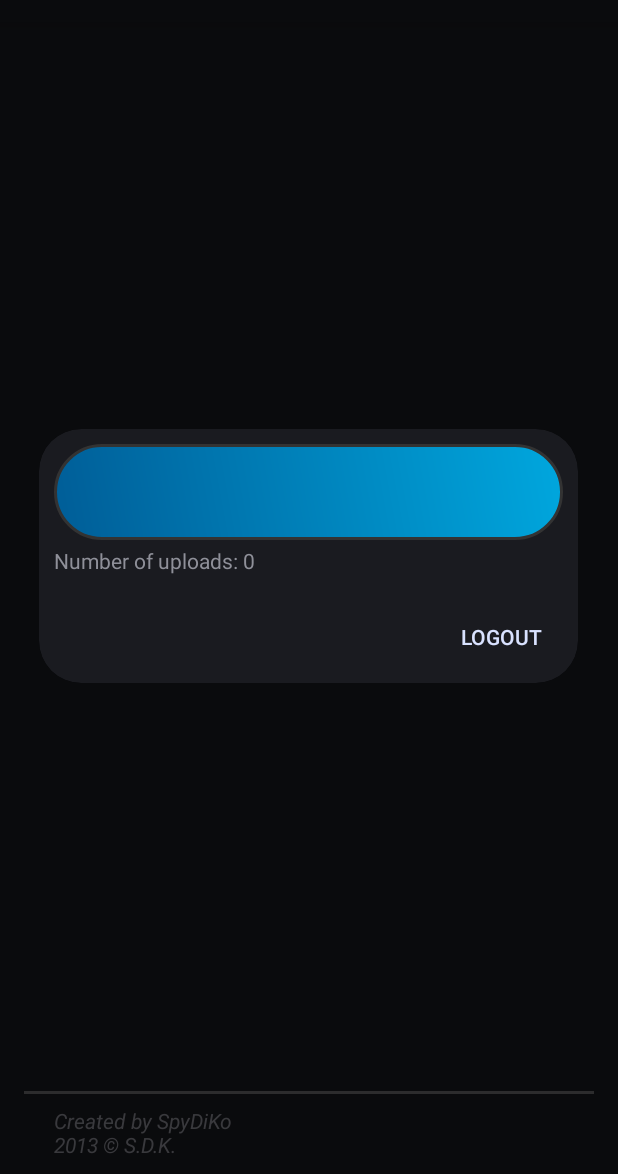
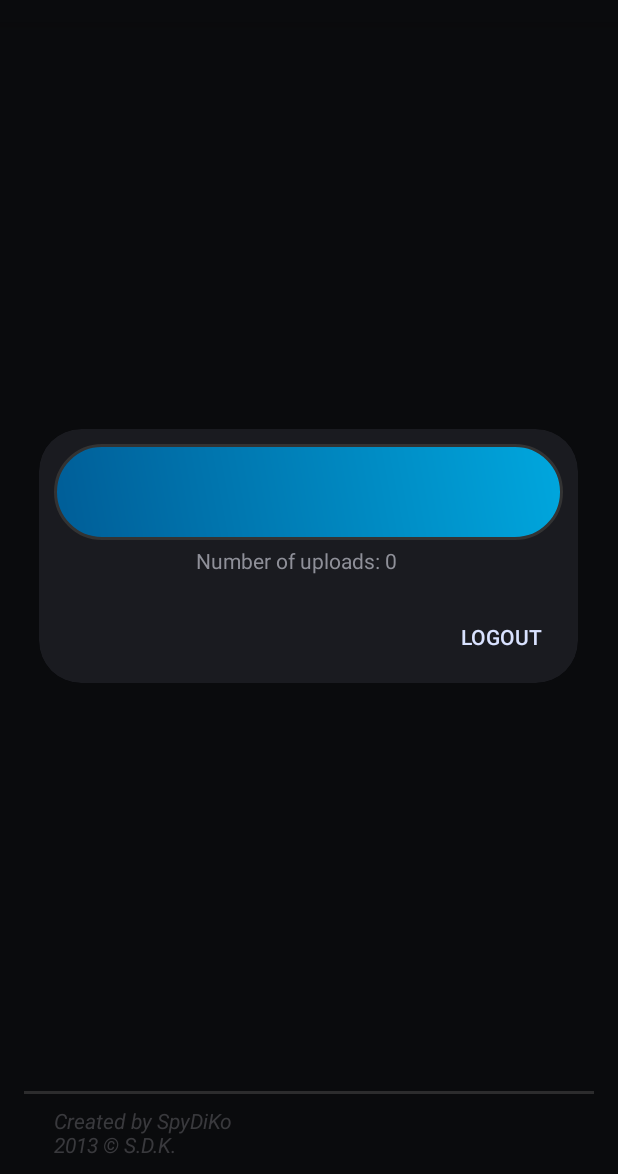
Before and after one commit to PuR3v1L/SocialWifiProject, an Android app: the MainActivity screen opened directly, with no data from a screen before it, after a tap on an icon or button, on a phone screen of 412 x 824 dp, the part 62-1236 px from its top. Run offline under Robolectric (Android 15) with nearby library versions, the phone set to English and light mode, and no system bars; libraries missing offline, so code that uses them is left out: com.bugsense.trace, uk.co.senab; plain views replace PullToRefreshLayout; 3 statements that could not run were skipped.

Commit message:
+ user info dialog layout tweaks

```diff
--- a/SocialWifi/src/main/java/com/spydiko/socialwifi/SocialWifi.java
+++ b/SocialWifi/src/main/java/com/spydiko/socialwifi/SocialWifi.java
@@ -55,7 +55,7 @@ public class SocialWifi extends Application implements SharedPreferences.OnShare
 	private float areaRadius;
 	private WifiManager wifiManager;
 	private ConnectivityManager connectivityManager;
-	private boolean boot;
+
 
 	public void onCreate() {
 		super.onCreate();
@@ -117,14 +117,14 @@ public class SocialWifi extends Application implements SharedPreferences.OnShare
 	public void loadPreferences() {
 		Log.d(TAG, "loadPreferences");
 		areaRadius = prefs.getFloat("areaRadius", 3);
-		boot = prefs.getBoolean("boot", false);
+
 		numOfUploads = prefs.getString("num_of_uploads", "0");
 	}
 
 	public void savePreferences() {
 		Log.d(TAG, "savePreferences");
 		editor.putFloat("areaRadius", areaRadius);
-		editor.putBoolean("boot", boot);
+
 		editor.putString("num_of_uploads", numOfUploads);
 		editor.commit();
 	}
@@ -522,12 +522,4 @@ public class SocialWifi extends Application implements SharedPreferences.OnShare
 		}
 	}
 
-	public boolean getBoot() {
-		return boot;
-	}
-
-	public void setBoot(boolean boot) {
-		this.boot = boot;
-	}
-
 }
--- a/SocialWifi/src/main/res/layout/user_info_dialog.xml
+++ b/SocialWifi/src/main/res/layout/user_info_dialog.xml
@@ -9,7 +9,7 @@
 
     <TextView
         android:id="@+id/dialog_username"
-        android:layout_width="match_parent"
+        android:layout_width="fill_parent"
         android:layout_height="64dp"
         android:textSize="27sp"
         android:gravity="center"
@@ -18,19 +18,22 @@
         android:background="@drawable/upload_background"
         android:layout_marginBottom="4dp"/>
 
-    <LinearLayout
+    <RelativeLayout
         android:layout_height="match_parent"
-        android:layout_width="match_parent"
-        android:orientation="horizontal">
+        android:layout_width="wrap_content"
+        android:layout_gravity="center">
 
         <TextView
             android:text="@string/number_of_uploads"
+            android:id="@+id/static_number_of_uploads_string"
             android:layout_height="wrap_content"
+            android:layout_alignParentLeft="true"
             android:layout_width="wrap_content"/>
 
         <TextView
             android:id="@+id/number_of_uploads_textview"
             android:layout_height="wrap_content"
+            android:layout_toRightOf="@id/static_number_of_uploads_string"
             android:layout_width="wrap_content"/>
 
         <ProgressBar
@@ -39,8 +42,9 @@
             android:layout_height="wrap_content"
             android:id="@+id/number_of_uploads_progressbar"
             android:visibility="gone"
+            android:layout_toRightOf="@id/number_of_uploads_textview"
             android:layout_gravity="right"/>
-    </LinearLayout>
+    </RelativeLayout>
 
 
 </LinearLayout>
--- a/SocialWifi/src/main/res/menu/main.xml
+++ b/SocialWifi/src/main/res/menu/main.xml
@@ -14,8 +14,8 @@
         android:id="@+id/map_pref"
         android:title="@string/map_pref"/>
 
-    <item
-        android:id="@+id/setOnWifi"
-        android:title="@string/setOnWifi"
-        android:checkable="true"/>
+    <!--<item-->
+    <!--android:id="@+id/setOnWifi"-->
+    <!--android:title="@string/setOnWifi"-->
+    <!--android:checkable="true"/>-->
 </menu>
```
Also changed, not shown: SocialWifi/src/main/AndroidManifest.xml (+6 -6 lines), SocialWifi/src/main/java/com/spydiko/socialwifi/MainActivity.java (+24 -25 lines).
